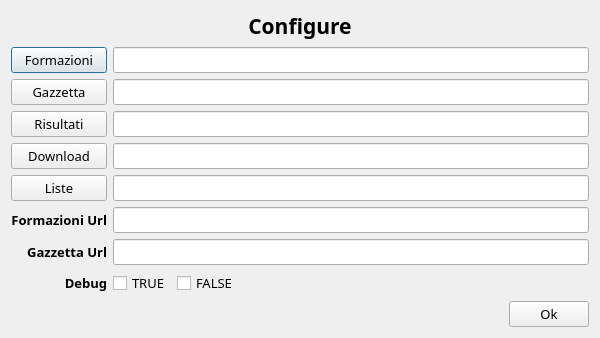
wdastru/FantaCalcGui, file src/IniFilePopulator.ui: the form before one commit.
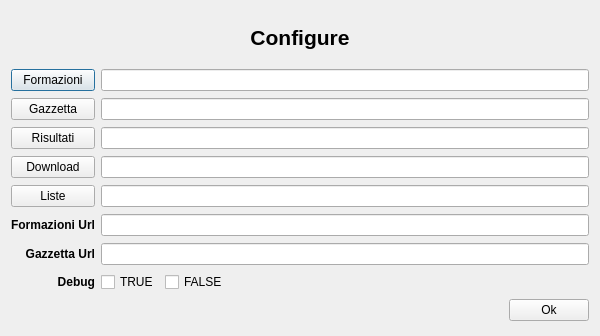
The form after the commit.

Commit message: fixed some fonts issues in Linux

Diff of the .ui file:
```diff
--- a/src/IniFilePopulator.ui
+++ b/src/IniFilePopulator.ui
@@ -31,12 +31,6 @@
     <height>336</height>
    </size>
   </property>
-  <property name="font">
-   <font>
-    <family>Candara</family>
-    <pointsize>10</pointsize>
-   </font>
-  </property>
   <property name="windowTitle">
    <string>Configuration</string>
   </property>
```
The commit also changes 6 other files.
